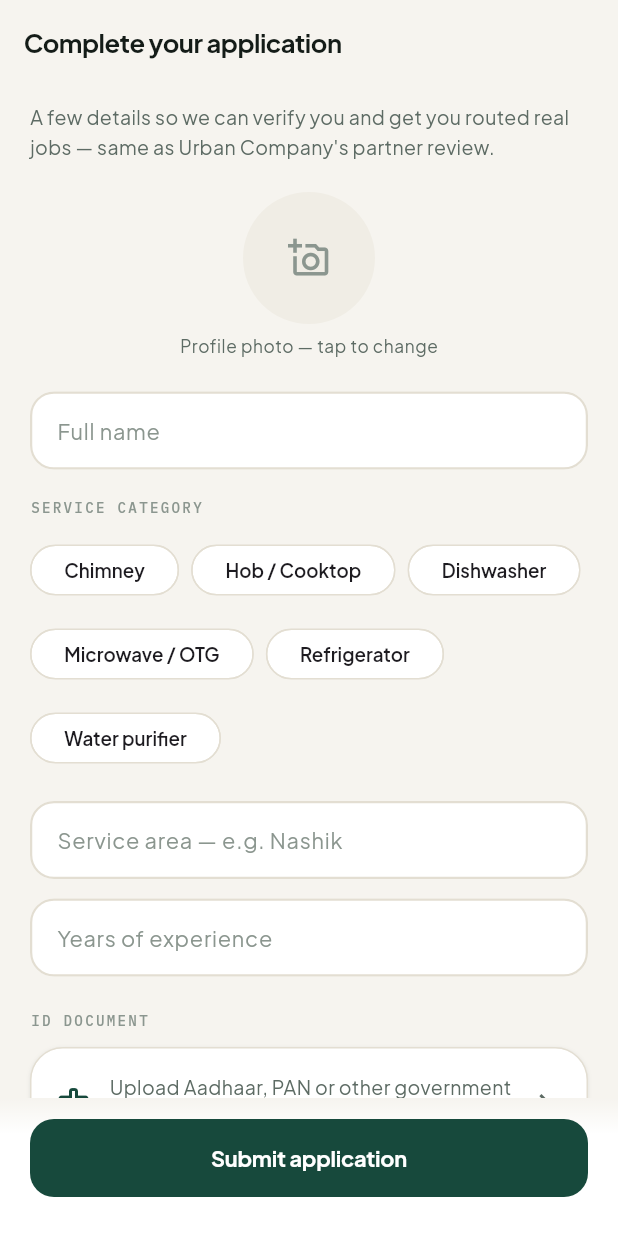
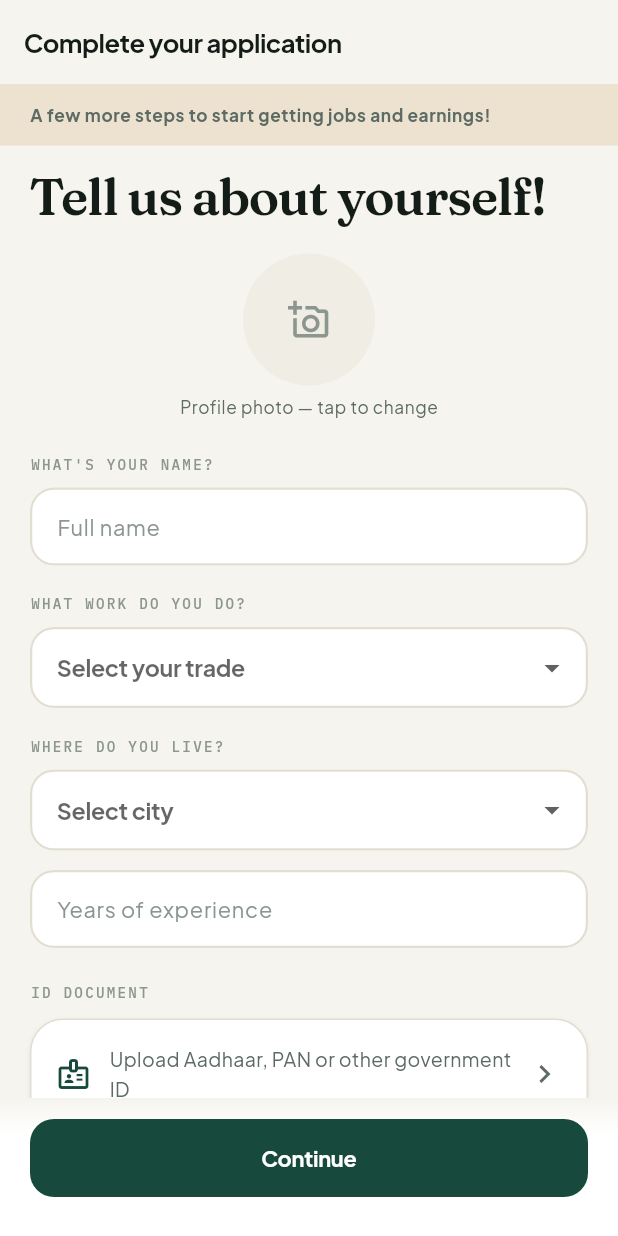
Before and after one commit to ankitchouria-oss/Rasoi-care, a Flutter app: the TechApplyScreen screen opened by its route, on a phone screen of 412 x 824 dp. Run offline on Flutter 3.47's test engine with Material 3 defaults, Android fonts, the phone set to English and light mode, and no system bars; our stand-ins replace cloud_firestore, firebase_auth, firebase_core, firebase_storage, flutter_riverpod, geolocator and 7 more; missing offline and left inert: smart_auth; accounts and stored records are empty.

Commit message:
Match Urban Company Partner app: signup fields, PAN, profile menu
Signup screen now uses the real UC layout (category + city dropdowns,
name validation, T&C checkbox) and collects PAN alongside bank details.
My profile is restructured into UC's menu (Job history, Financial
details, Help Center, plus honest "Coming soon" placeholders for
Credits/Loans/My Hub/Training/Shop/Invite-a-friend/WhatsApp updates,
since we have no real backend for those) instead of fabricating them.

```diff
--- a/careplus_partner/lib/app/router.dart
+++ b/careplus_partner/lib/app/router.dart
@@ -2,12 +2,15 @@ import 'package:go_router/go_router.dart';
 
 import '../features/auth/auth_screens.dart';
 import '../features/apply/tech_apply_screen.dart';
+import '../features/apply/tech_financial_screen.dart';
 import '../features/apply/tech_pending_screen.dart';
 import '../features/apply/tech_profile_screen.dart';
 import '../features/earnings/tech_earnings_screen.dart';
 import '../features/jobs/tech_jobs_screen.dart';
 import '../features/jobs/tech_job_screen.dart';
 import '../features/jobs/tech_close_screen.dart';
+import '../features/support/coming_soon_screen.dart';
+import '../features/support/tech_help_screen.dart';
 
 final router = GoRouter(
   initialLocation: '/splash',
@@ -30,6 +33,11 @@ final router = GoRouter(
     GoRoute(path: '/tech/jobs', builder: (_, __) => const TechJobsScreen()),
     GoRoute(path: '/tech/profile', builder: (_, __) => const TechProfileScreen()),
     GoRoute(path: '/tech/earnings', builder: (_, __) => const TechEarningsScreen()),
+    GoRoute(path: '/tech/financial', builder: (_, __) => const TechFinancialScreen()),
+    GoRoute(path: '/tech/help', builder: (_, __) => const TechHelpScreen()),
+    GoRoute(
+        path: '/tech/soon',
+        builder: (_, s) => ComingSoonScreen(title: s.extra as String? ?? 'Coming soon')),
     GoRoute(
         path: '/tech/job/:id',
         builder: (_, s) => TechJobScreen(jobId: s.pathParameters['id']!)),
--- a/careplus_partner/lib/features/apply/tech_apply_screen.dart
+++ b/careplus_partner/lib/features/apply/tech_apply_screen.dart
@@ -1,7 +1,9 @@
-// Self-signup application — modelled on Urban Company's Partner app flow:
-// profile photo + name, service category + area, experience, an ID
-// document, and payout bank details, all reviewed by an admin before the
-// technician is verified and starts appearing in the real job feed. See
+// Self-signup application — modelled directly on Urban Company's Partner
+// app "Tell us about yourself" screen: name (validated), a work-category
+// dropdown, a city dropdown, and a terms checkbox before continuing, plus
+// (on later steps, collapsed into one screen here) an ID document and
+// payout bank + PAN details. All reviewed by an admin before the
+// technician is verified and starts appearing in the real job feed — see
 // TechPendingScreen for what happens right after submitting.
 //
 // Also reused for editing an already-submitted application (see
@@ -17,6 +19,7 @@ import 'package:flutter_riverpod/flutter_riverpod.dart';
 import 'package:image_picker/image_picker.dart';
 
 import '../../core/widgets/care_widgets.dart';
+import '../../core/theme/care_plus_theme.dart';
 import '../../data/auth/auth_service.dart';
 import '../../state/auth_providers.dart';
 
@@ -29,6 +32,13 @@ const _categories = [
   ('RasoiPure', 'Water purifier'),
 ];
 
+// The cities Rasoi Care actually operates in today — same idea as UC's city
+// picker, just a real (short) list instead of a free-text field, so a typo
+// can't put someone in an area nobody's routing jobs for.
+const _cities = ['Nashik', 'Pune', 'Mumbai', 'Nagpur', 'Aurangabad'];
+
+final _nameCharsRe = RegExp(r'^[A-Za-z ]*$');
+
 class TechApplyScreen extends ConsumerStatefulWidget {
   const TechApplyScreen({super.key, this.existing});
   final Map<String, dynamic>? existing;
@@ -39,7 +49,6 @@ class TechApplyScreen extends ConsumerStatefulWidget {
 class _TechApplyScreenState extends ConsumerState<TechApplyScreen> {
   final _formKey = GlobalKey<FormState>();
   late final _nameCtrl = TextEditingController(text: widget.existing?['name'] as String? ?? '');
-  late final _areaCtrl = TextEditingController(text: widget.existing?['area'] as String? ?? '');
   late final _experienceCtrl = TextEditingController(
       text: widget.existing?['experienceYears'] != null
           ? '${widget.existing!['experienceYears']}'
@@ -50,11 +59,17 @@ class _TechApplyScreenState extends ConsumerState<TechApplyScreen> {
       TextEditingController(text: widget.existing?['bankAccountNumber'] as String? ?? '');
   late final _bankIfscCtrl =
       TextEditingController(text: widget.existing?['bankIfsc'] as String? ?? '');
+  late final _panCtrl =
+      TextEditingController(text: widget.existing?['panNumber'] as String? ?? '');
   late String? _category = widget.existing?['category'] as String?;
+  late String? _city = _cities.contains(widget.existing?['area'])
+      ? widget.existing!['area'] as String
+      : null;
   late final String? _existingPhotoUrl = widget.existing?['photoUrl'] as String?;
   late final String? _existingIdDocumentUrl = widget.existing?['idDocumentUrl'] as String?;
   File? _photo;
   File? _idDocument;
+  bool _agreedToTerms = false;
   bool _submitting = false;
 
   bool get _isEditing => widget.existing != null;
@@ -62,11 +77,11 @@ class _TechApplyScreenState extends ConsumerState<TechApplyScreen> {
   @override
   void dispose() {
     _nameCtrl.dispose();
-    _areaCtrl.dispose();
     _experienceCtrl.dispose();
     _bankNameCtrl.dispose();
     _bankAccountCtrl.dispose();
     _bankIfscCtrl.dispose();
+    _panCtrl.dispose();
     super.dispose();
   }
 
@@ -84,7 +99,17 @@ class _TechApplyScreenState extends ConsumerState<TechApplyScreen> {
     if (!(_formKey.currentState?.validate() ?? false)) return;
     if (_category == null) {
       ScaffoldMessenger.of(context)
-          .showSnackBar(const SnackBar(content: Text('Pick a service category.')));
+          .showSnackBar(const SnackBar(content: Text('Pick what work you do.')));
+      return;
+    }
+    if (_city == null) {
+      ScaffoldMessenger.of(context)
+          .showSnackBar(const SnackBar(content: Text('Pick where you live.')));
+      return;
+    }
+    if (!_isEditing && !_agreedToTerms) {
+      ScaffoldMessenger.of(context).showSnackBar(
+          const SnackBar(content: Text('Accept the Terms & conditions to continue.')));
       return;
     }
     if (_idDocument == null && _existingIdDocumentUrl == null) {
@@ -106,13 +131,14 @@ class _TechApplyScreenState extends ConsumerState<TechApplyScreen> {
       final result = await submitTechnicianApplication({
         'name': _nameCtrl.text.trim(),
         'category': _category,
-        'area': _areaCtrl.text.trim(),
+        'area': _city,
         'experienceYears': int.tryParse(_experienceCtrl.text.trim()),
         if (photoUrl != null) 'photoUrl': photoUrl,
         if (idDocumentUrl != null) 'idDocumentUrl': idDocumentUrl,
         'bankAccountName': _bankNameCtrl.text.trim(),
         'bankAccountNumber': _bankAccountCtrl.text.trim(),
         'bankIfsc': _bankIfscCtrl.text.trim(),
+        'panNumber': _panCtrl.text.trim().toUpperCase(),
         'submit': true,
       });
       if (!mounted) return;
@@ -141,15 +167,22 @@ class _TechApplyScreenState extends ConsumerState<TechApplyScreen> {
           key: _formKey,
           child: Column(
             children: [
+              if (!_isEditing)
+                Container(
+                  width: double.infinity,
+                  color: CareColors.brass.withValues(alpha: 0.16),
+                  padding: const EdgeInsets.symmetric(horizontal: 20, vertical: 12),
+                  child: Text('A few more steps to start getting jobs and earnings!',
+                      style: context.type.bodySmall!.copyWith(fontWeight: FontWeight.w700)),
+                ),
               Expanded(
                 child: ListView(
-                  padding: const EdgeInsets.fromLTRB(20, 12, 20, 24),
+                  padding: const EdgeInsets.fromLTRB(20, 16, 20, 24),
                   children: [
-                    if (!_isEditing)
-                      Text(
-                          'A few details so we can verify you and get you routed real jobs — same as Urban Company\'s partner review.',
-                          style: context.type.bodyMedium),
-                    if (!_isEditing) const SizedBox(height: 20),
+                    if (!_isEditing) ...[
+                      Text('Tell us about yourself!', style: context.type.headlineLarge),
+                      const SizedBox(height: 20),
+                    ],
                     Center(
                       child: GestureDetector(
                         onTap: _pickPhoto,
@@ -172,30 +205,44 @@ class _TechApplyScreenState extends ConsumerState<TechApplyScreen> {
                     Center(
                         child: Text('Profile photo — tap to change', style: context.type.bodySmall)),
                     const SizedBox(height: 22),
+                    Eyebrow("What's your name?"),
+                    const SizedBox(height: 8),
                     CareField('Full name',
                         controller: _nameCtrl,
-                        validator: (v) =>
-                            (v == null || v.trim().isEmpty) ? 'Enter your name' : null),
+                        validator: (v) {
+                          if (v == null || v.trim().isEmpty) return 'Enter your name';
+                          if (!_nameCharsRe.hasMatch(v)) {
+                            return 'Special characters like !@#\$%^&*()_-+={}::;~,. are not allowed';
+                          }
+                          return null;
+                        }),
                     const SizedBox(height: 18),
-                    Eyebrow('Service category'),
-                    const SizedBox(height: 10),
-                    Wrap(
-                      spacing: 8,
-                      runSpacing: 8,
-                      children: [
+                    Eyebrow('What work do you do?'),
+                    const SizedBox(height: 8),
+                    DropdownButtonFormField<String>(
+                      initialValue: _category,
+                      isExpanded: true,
+                      decoration: const InputDecoration(border: OutlineInputBorder()),
+                      hint: const Text('Select your trade'),
+                      items: [
                         for (final c in _categories)
-                          ChoiceChip(
-                            label: Text(c.$2),
-                            selected: _category == c.$1,
-                            onSelected: (_) => setState(() => _category = c.$1),
-                          ),
+                          DropdownMenuItem(value: c.$1, child: Text(c.$2)),
                       ],
+                      onChanged: (v) => setState(() => _category = v),
                     ),
                     const SizedBox(height: 18),
-                    CareField('Service area — e.g. Nashik',
-                        controller: _areaCtrl,
-                        validator: (v) =>
-                            (v == null || v.trim().isEmpty) ? 'Enter your service area' : null),
+                    Eyebrow('Where do you live?'),
+                    const SizedBox(height: 8),
+                    DropdownButtonFormField<String>(
+                      initialValue: _city,
+                      isExpanded: true,
+                      decoration: const InputDecoration(border: OutlineInputBorder()),
+                      hint: const Text('Select city'),
+                      items: [
+                        for (final c in _cities) DropdownMenuItem(value: c, child: Text(c)),
+                      ],
+                      onChanged: (v) => setState(() => _city = v),
+                    ),
                     const SizedBox(height: 13),
                     CareField('Years of experience',
                         controller: _experienceCtrl,
@@ -224,14 +271,35 @@ class _TechApplyScreenState extends ConsumerState<TechApplyScreen> {
                       ]),
                     ),
                     const SizedBox(height: 22),
-                    Eyebrow('Payout bank details'),
+                    Eyebrow('Financial details'),
                     const SizedBox(height: 10),
+                    CareField('PAN number', controller: _panCtrl),
+                    const SizedBox(height: 13),
                     CareField('Account holder name', controller: _bankNameCtrl),
                     const SizedBox(height: 13),
                     CareField('Account number',
                         controller: _bankAccountCtrl, keyboardType: TextInputType.number),
                     const SizedBox(height: 13),
                     CareField('IFSC code', controller: _bankIfscCtrl),
+                    if (!_isEditing) ...[
+                      const SizedBox(height: 22),
+                      CareCard(
+                        color: context.scheme.surfaceContainerHigh,
+                        borderColor: Colors.transparent,
+                        onTap: () => setState(() => _agreedToTerms = !_agreedToTerms),
+                        child: Row(children: [
+                          Checkbox(
+                            value: _agreedToTerms,
+                            onChanged: (v) => setState(() => _agreedToTerms = v ?? false),
+                          ),
+                          Expanded(
+                            child: Text(
+                                'By proceeding, you agree to Rasoi Care\'s Terms & conditions and Privacy policy',
+                                style: context.type.bodySmall),
+                          ),
+                        ]),
+                      ),
+                    ],
                   ],
                 ),
               ),
@@ -245,7 +313,7 @@ class _TechApplyScreenState extends ConsumerState<TechApplyScreen> {
                             width: 18,
                             height: 18,
                             child: CircularProgressIndicator(strokeWidth: 2))
-                        : Text(_isEditing ? 'Save changes' : 'Submit application'),
+                        : Text(_isEditing ? 'Save changes' : 'Continue'),
                   ),
                 ),
               ),
```
Also changed, not shown: careplus_partner/lib/features/apply/tech_financial_screen.dart (added, +89 -0 lines), careplus_partner/lib/features/apply/tech_profile_screen.dart (+98 -59 lines), careplus_partner/lib/features/support/coming_soon_screen.dart (added, +33 -0 lines), careplus_partner/lib/features/support/tech_help_screen.dart (added, +78 -0 lines), 2 other files.
